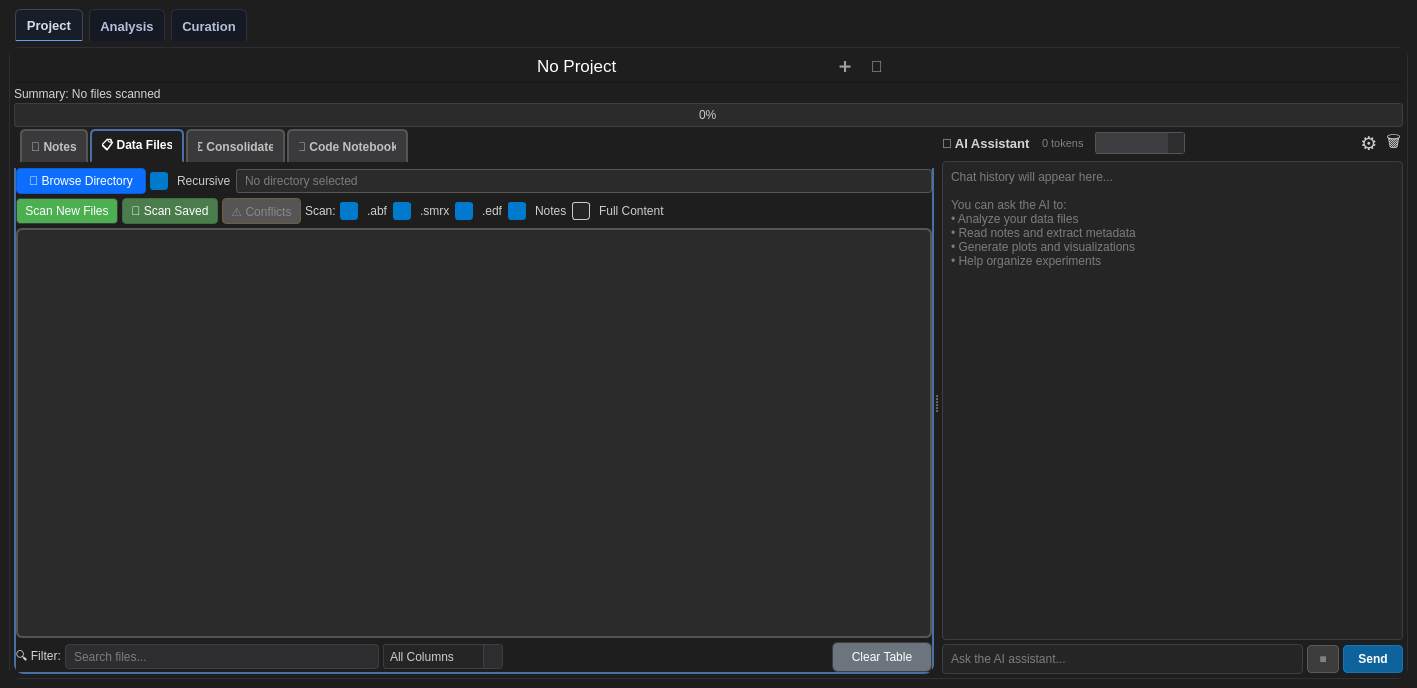
Old version of the form ui/pleth_app_layout_04_horizontal.ui in the repository RyanSeanPhillips/PhysioMetrics.
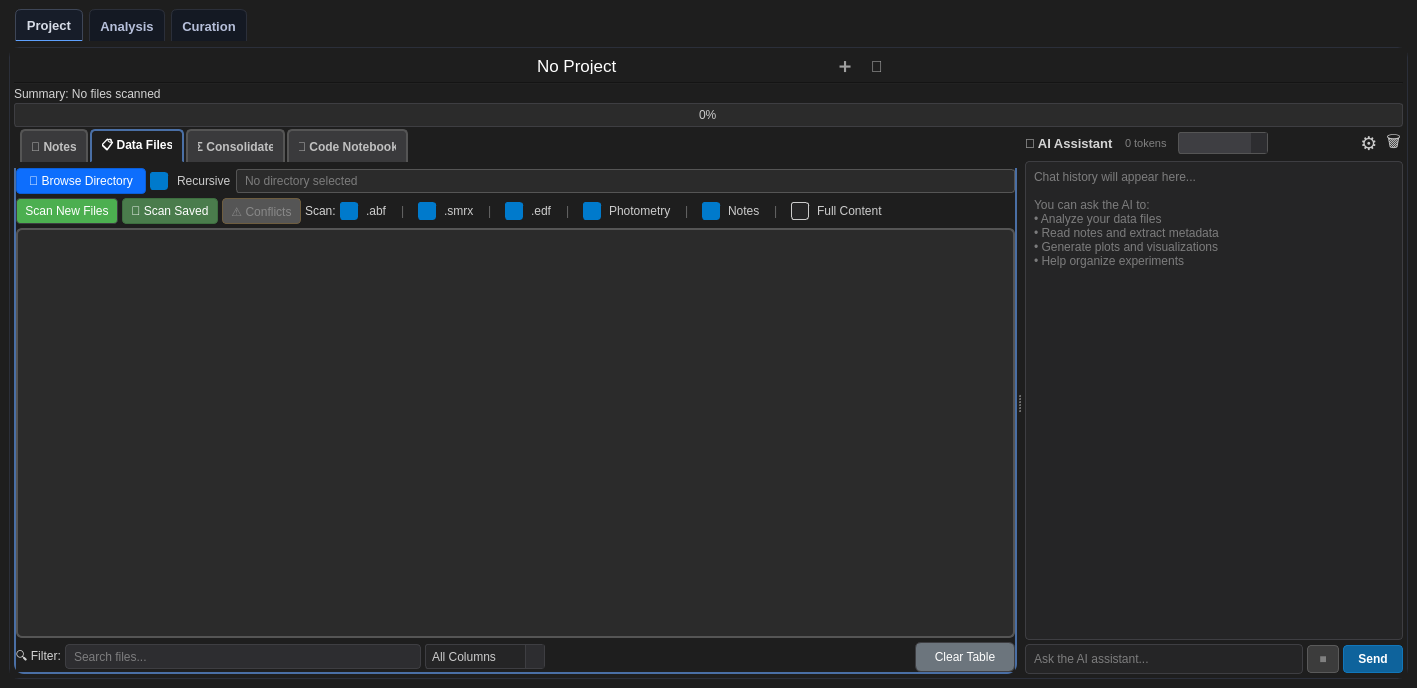
New version of the form. The open tabs and pages were chosen to show the change. Icons and pictures are not drawn.

Commit message: v1.0.15-dev: Photometry system, CTA, event markers, bug fixes

What changed in the file:
```diff
--- a/ui/pleth_app_layout_04_horizontal.ui
+++ b/ui/pleth_app_layout_04_horizontal.ui
@@ -1125,6 +1125,9 @@
                    </item>
                    <item>
                     <widget class="QCheckBox" name="scanAbfCheckbox">
+                     <property name="styleSheet">
+                      <string>QCheckBox { margin-right: 6px; } QCheckBox::indicator { margin-right: 2px; }</string>
+                     </property>
                      <property name="toolTip">
                       <string>Include Axon Binary Files (.abf)</string>
                      </property>
@@ -1136,8 +1139,21 @@
                      </property>
                     </widget>
                    </item>
+                   <item>
+                    <widget class="QLabel" name="scanSep1">
+                     <property name="styleSheet">
+                      <string>color: #666; margin-right: 6px;</string>
+                     </property>
+                     <property name="text">
+                      <string>|</string>
+                     </property>
+                    </widget>
+                   </item>
                    <item>
                     <widget class="QCheckBox" name="scanSmrxCheckbox">
+                     <property name="styleSheet">
+                      <string>QCheckBox { margin-right: 6px; } QCheckBox::indicator { margin-right: 2px; }</string>
+                     </property>
                      <property name="toolTip">
                       <string>Include Spike2 64-bit files (.smrx)</string>
                      </property>
@@ -1149,8 +1165,21 @@
                      </property>
                     </widget>
                    </item>
+                   <item>
+                    <widget class="QLabel" name="scanSep2">
+                     <property name="styleSheet">
+                      <string>color: #666; margin-right: 6px;</string>
+                     </property>
+                     <property name="text">
+                      <string>|</string>
+                     </property>
+                    </widget>
+                   </item>
                    <item>
                     <widget class="QCheckBox" name="scanEdfCheckbox">
+                     <property name="styleSheet">
+                      <string>QCheckBox { margin-right: 6px; } QCheckBox::indicator { margin-right: 2px; }</string>
+                     </property>
                      <property name="toolTip">
                       <string>Include European Data Format files (.edf)</string>
                      </property>
@@ -1162,8 +1191,47 @@
                      </property>
                     </widget>
                    </item>
+                   <item>
+                    <widget class="QLabel" name="scanSep3">
+                     <property name="styleSheet">
+                      <string>color: #666; margin-right: 6px;</string>
+                     </property>
+                     <property name="text">
+                      <string>|</string>
+                     </property>
+                    </widget>
+                   </item>
+                   <item>
+                    <widget class="QCheckBox" name="scanPhotometryCheckbox">
+                     <property name="styleSheet">
+                      <string>QCheckBox { margin-right: 6px; } QCheckBox::indicator { margin-right: 2px; }</string>
+                     </property>
+                     <property name="toolTip">
+                      <string>Include Neurophotometrics fiber photometry files (FP_data folders)</string>
+                     </property>
+                     <property name="text">
+                      <string>Photometry</string>
+                     </property>
+                     <property name="checked">
+                      <bool>true</bool>
+                     </property>
+                    </widget>
+                   </item>
+                   <item>
+                    <widget class="QLabel" name="scanSep4">
+                     <property name="styleSheet">
+                      <string>color: #666; margin-right: 6px;</string>
+                     </property>
+                     <property name="text">
+                      <string>|</string>
+                     </property>
+                    </widget>
+                   </item>
                    <item>
                     <widget class="QCheckBox" name="scanNotesCheckbox">
+                     <property name="styleSheet">
+                      <string>QCheckBox { margin-right: 6px; } QCheckBox::indicator { margin-right: 2px; }</string>
+                     </property>
                      <property name="toolTip">
                       <string>Include notes files (.xlsx, .xls, .docx, .doc, .txt)</string>
                      </property>
@@ -1175,8 +1243,21 @@
                      </property>
                     </widget>
                    </item>
+                   <item>
+                    <widget class="QLabel" name="scanSep5">
+                     <property name="styleSheet">
+                      <string>color: #666; margin-right: 6px;</string>
+                     </property>
+                     <property name="text">
+                      <string>|</string>
+                     </property>
+                    </widget>
+                   </item>
                    <item>
                     <widget class="QCheckBox" name="tableFullContentCheckbox">
+                     <property name="styleSheet">
+                      <string>QCheckBox::indicator { margin-right: 2px; }</string>
+                     </property>
                      <property name="toolTip">
                       <string>Expand columns to show all content (enables horizontal scrolling)</string>
                      </property>
```
Left out of the diff: 65 changed lines with no effect on the pictures. The commit also changes 69 other files.
